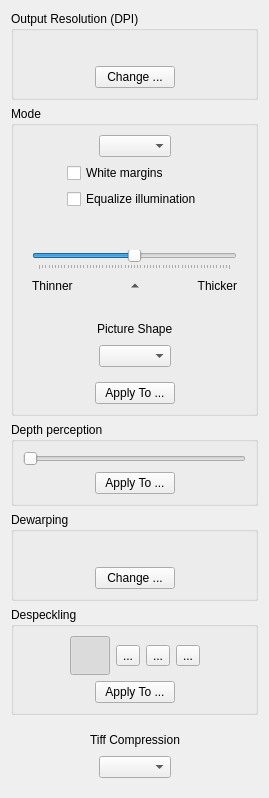
Qt form filters/output/ui/OutputOptionsWidget.ui (ImageProcessing-ElectronicPublications/scantailor-deviant) before a commit.
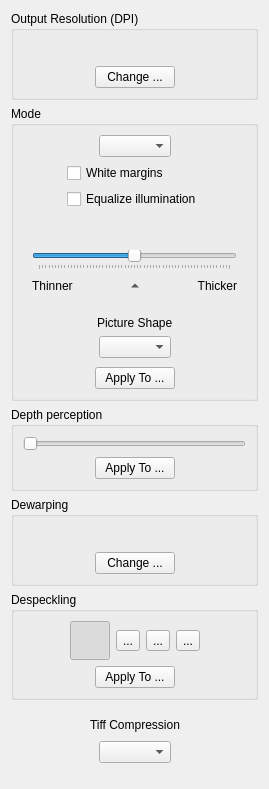
The same form after that commit. Icons and pictures are not drawn.

```diff
--- a/filters/output/ui/OutputOptionsWidget.ui
+++ b/filters/output/ui/OutputOptionsWidget.ui
@@ -318,6 +318,15 @@
       <item>
        <widget class="QWidget" name="pictureShapeOptions" native="true">
         <layout class="QVBoxLayout" name="verticalLayout_4">
+         <property name="spacing">
+          <number>3</number>
+         </property>
+         <property name="topMargin">
+          <number>3</number>
+         </property>
+         <property name="bottomMargin">
+          <number>3</number>
+         </property>
          <item>
           <layout class="QHBoxLayout" name="horizontalLayout_14">
            <item>
@@ -584,8 +593,8 @@
      <property name="title">
       <string>Despeckling</string>
      </property>
-     <layout class="QVBoxLayout" name="verticalLayout_5">
-      <item>
+     <layout class="QGridLayout" name="gridLayout">
+      <item row="0" column="0">
        <layout class="QHBoxLayout" name="horizontalLayout">
         <property name="spacing">
          <number>6</number>
@@ -721,7 +730,7 @@
         </item>
        </layout>
       </item>
-      <item>
+      <item row="1" column="0">
        <layout class="QHBoxLayout" name="horizontalLayout_9">
         <item>
          <spacer name="horizontalSpacer_15">
```
Left out of the diff: 2 changed lines with no effect on the pictures.
